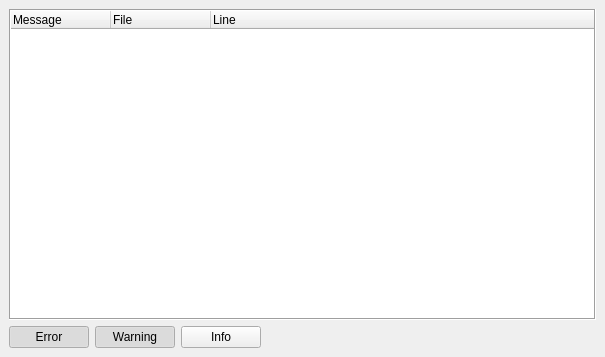
Old version of the form modules/automation/projects/HilecGui/src/ScriptErrors/ScriptErrorWidget.ui in the repository OFFIS-Automation/Framework.
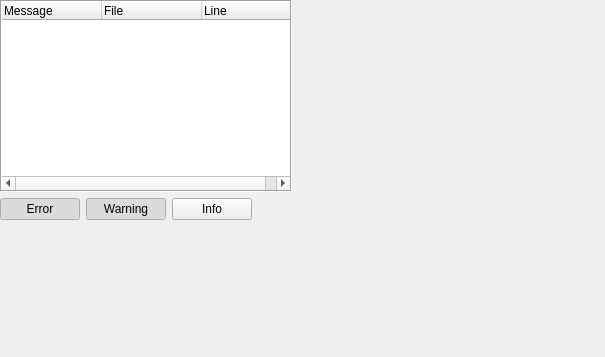
New version of the form. Icons and pictures are not drawn.

Diff of the .ui file:
```diff
--- a/modules/automation/projects/HilecGui/src/ScriptErrors/ScriptErrorWidget.ui
+++ b/modules/automation/projects/HilecGui/src/ScriptErrors/ScriptErrorWidget.ui
@@ -1,7 +1,7 @@
 <?xml version="1.0" encoding="UTF-8"?>
 <ui version="4.0">
  <class>ScriptErrorWidget</class>
- <widget class="QDockWidget" name="ScriptErrorWidget">
+ <widget class="QWidget" name="ScriptErrorWidget">
   <property name="geometry">
    <rect>
     <x>0</x>
```
